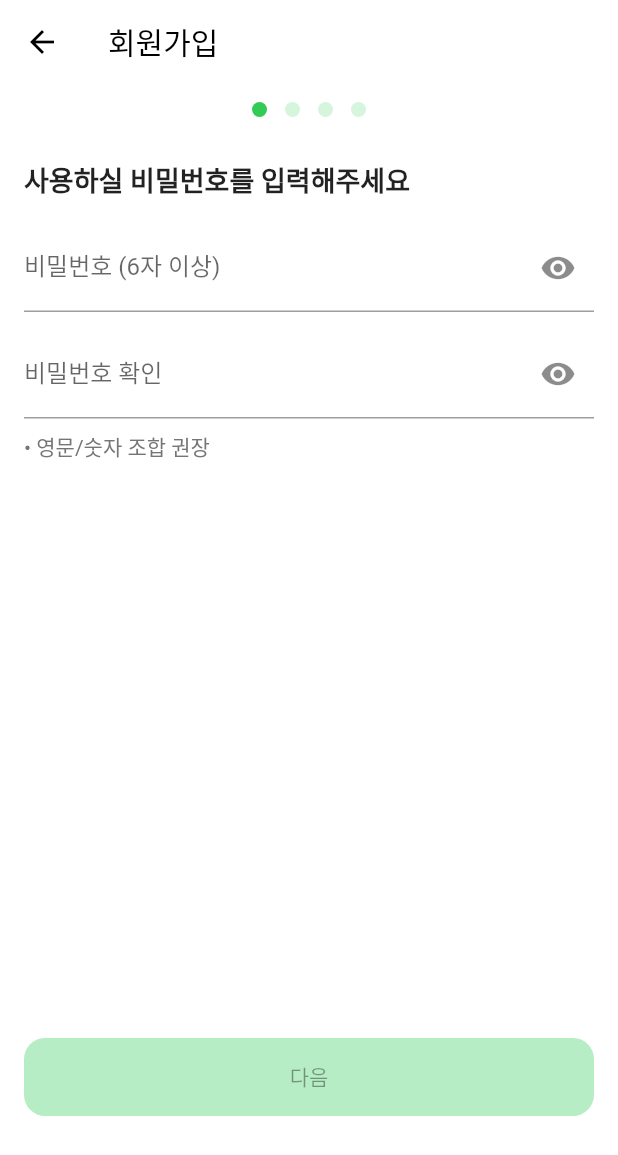
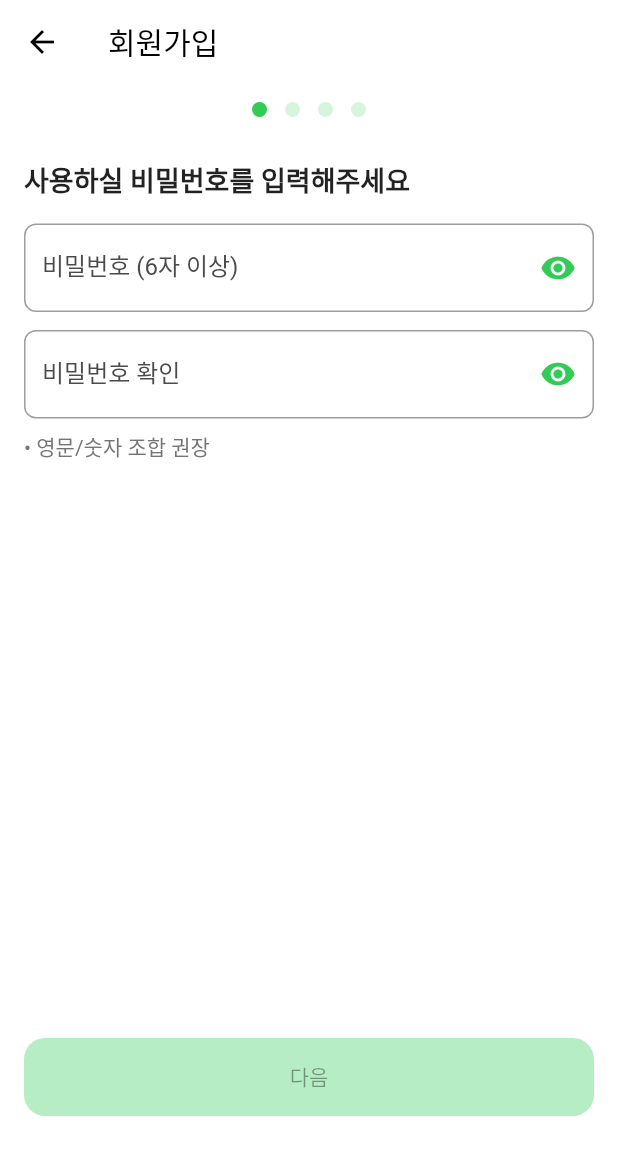
Before and after one commit to FitHouse/FitHouse-FE, a Flutter app: the SignupWizardScreen screen opened directly, swiped to page 3, on a phone screen of 412 x 824 dp. Shown: the top 1155 px of the screen. Run offline on Flutter 3.47's test engine with Material 3 defaults, Android fonts, the phone set to English and light mode, and no system bars; our stand-ins replace firebase_auth, firebase_core, google_fonts, image_picker, video_player; accounts and stored records are empty; generated files the repository leaves out were written again; network calls fail; Roboto replaces fonts that are missing (PyeojinGothic).

Commit message:
[FEAT] 회원가입 로그인 UI 수정

```diff
--- a/lib/screens/auth/login_screen.dart
+++ b/lib/screens/auth/login_screen.dart
@@ -140,6 +140,8 @@ class _LoginScreenState extends State<LoginScreen> {
                         cursorColor: buttonGreen, // <-- 커서도 초록
                         decoration: InputDecoration(
                           labelText: '이메일 주소',
+                          labelStyle: TextStyle(color: Color(0xFF4B4B4B)),
+                          floatingLabelStyle: TextStyle(color: buttonGreen),
                           filled: true,
                           fillColor: Colors.grey.shade50,
                           border: _roundedBorder(grey),
@@ -166,6 +168,8 @@ class _LoginScreenState extends State<LoginScreen> {
                         cursorColor: buttonGreen,
                         decoration: InputDecoration(
                           labelText: '비밀번호',
+                          labelStyle: TextStyle(color: Color(0xFF4B4B4B)),
+                          floatingLabelStyle: TextStyle(color: buttonGreen),
                           filled: true,
                           fillColor: Colors.grey.shade50,
                           border: _roundedBorder(grey),
@@ -178,6 +182,7 @@ class _LoginScreenState extends State<LoginScreen> {
                           suffixIcon: IconButton(
                             icon: Icon(
                               _showPw ? Icons.visibility_off : Icons.visibility,
+                              color: buttonGreen,
                             ),
                             onPressed: () =>
                                 setState(() => _showPw = !_showPw),
--- a/lib/screens/auth/signup_screen.dart
+++ b/lib/screens/auth/signup_screen.dart
@@ -368,13 +368,25 @@ class _SignupWizardScreenState extends State<SignupWizardScreen> {
       child: Column(
         crossAxisAlignment: CrossAxisAlignment.start,
         children: [
-          const Text('이메일을 입력해주세요',
-              style: TextStyle(fontSize: 18, fontWeight: FontWeight.w600)),
+          const Text(
+            '이메일을 입력해주세요',
+            style: TextStyle(fontSize: 18, fontWeight: FontWeight.w600),
+          ),
           const SizedBox(height: 16),
           TextFormField(
             controller: _email,
             keyboardType: TextInputType.emailAddress,
-            decoration: const InputDecoration(labelText: '이메일 주소'),
+            cursorColor: buttonGreen,
+            decoration: InputDecoration(
+              labelText: '이메일 주소',
+              labelStyle: const TextStyle(color: Color(0xFF4B4B4B)), // 기본 회색
+              floatingLabelStyle: TextStyle(color: buttonGreen),      // 포커스 시 초록
+              border: OutlineInputBorder(borderRadius: BorderRadius.circular(8)),
+              focusedBorder: OutlineInputBorder(
+                borderRadius: BorderRadius.circular(8),
+                borderSide: BorderSide(color: buttonGreen),
+              ),
+            ),
             validator: _validateEmail,
             textInputAction: TextInputAction.done,
             onFieldSubmitted: (_) => _next(),
@@ -384,47 +396,82 @@ class _SignupWizardScreenState extends State<SignupWizardScreen> {
     );
   }
 
+
   Widget _stepPassword() {
     return Form(
       key: _formPw,
       child: Column(
         crossAxisAlignment: CrossAxisAlignment.start,
         children: [
-          const Text('사용하실 비밀번호를 입력해주세요',
-              style: TextStyle(fontSize: 18, fontWeight: FontWeight.w600)),
+          const Text(
+            '사용하실 비밀번호를 입력해주세요',
+            style: TextStyle(fontSize: 18, fontWeight: FontWeight.w600),
+          ),
           const SizedBox(height: 16),
+
+          // 비밀번호
           TextFormField(
             controller: _pw,
             obscureText: !_showPw,
+            cursorColor: buttonGreen,
             decoration: InputDecoration(
               labelText: '비밀번호 (6자 이상)',
+              labelStyle: const TextStyle(color: Color(0xFF4B4B4B)),
+              floatingLabelStyle: TextStyle(color: buttonGreen),
+              border: OutlineInputBorder(borderRadius: BorderRadius.circular(8)),
+              focusedBorder: OutlineInputBorder(
+                borderRadius: BorderRadius.circular(8),
+                borderSide: BorderSide(color: buttonGreen),
+              ),
               suffixIcon: IconButton(
-                icon:
-                Icon(_showPw ? Icons.visibility_off : Icons.visibility),
+                icon: Icon(
+                  _showPw ? Icons.visibility_off : Icons.visibility,
+                  color: buttonGreen,
+                ),
                 onPressed: () => setState(() => _showPw = !_showPw),
+                tooltip: _showPw ? '비밀번호 숨기기' : '비밀번호 보기',
               ),
             ),
             validator: _validatePw,
             onFieldSubmitted: (_) => _next(),
           ),
+
           const SizedBox(height: 12),
+
+          // 비밀번호 확인
           TextFormField(
             controller: _pw2,
             obscureText: !_showPw2,
+            cursorColor: buttonGreen,
             decoration: InputDecoration(
               labelText: '비밀번호 확인',
+              labelStyle: const TextStyle(color: Color(0xFF4B4B4B)),
+              floatingLabelStyle: TextStyle(color: buttonGreen),
+              border: OutlineInputBorder(borderRadius: BorderRadius.circular(8)),
+              focusedBorder: OutlineInputBorder(
+                borderRadius: BorderRadius.circular(8),
+                borderSide: BorderSide(color: buttonGreen),
+              ),
               suffixIcon: IconButton(
-                icon:
-                Icon(_showPw2 ? Icons.visibility_off : Icons.visibility),
+                icon: Icon(
+                  _showPw2 ? Icons.visibility_off : Icons.visibility,
+                  color: buttonGreen,
+                ),
                 onPressed: () => setState(() => _showPw2 = !_showPw2),
+                tooltip: _showPw2 ? '비밀번호 숨기기' : '비밀번호 보기',
               ),
             ),
             validator: _validatePw2,
             onFieldSubmitted: (_) => _next(),
           ),
+
           const SizedBox(height: 8),
-          Text('• 영문/숫자 조합 권장',
-              style: TextStyle(color: Colors.grey.shade600)),
+
+          // 안내 문구
+          Text(
+            '• 영문/숫자 조합 권장',
+            style: TextStyle(color: Colors.grey.shade600),
+          ),
         ],
       ),
     );
@@ -462,7 +509,7 @@ class _SignupWizardScreenState extends State<SignupWizardScreen> {
                     child: Container(
                       padding: const EdgeInsets.all(4),
                       decoration: BoxDecoration(
-                        color: Theme.of(context).colorScheme.primary,
+                        color: buttonGreen,
                         shape: BoxShape.circle,
                       ),
                       child:
@@ -474,16 +521,23 @@ class _SignupWizardScreenState extends State<SignupWizardScreen> {
             ),
             const SizedBox(height: 24),
 
-            // 닉네임 (2~30자, 한글 허용, 카운터 (0/30))
+            // 닉네임
             TextFormField(
               controller: _name,
               keyboardType: TextInputType.name,
-              decoration: const InputDecoration(
+              cursorColor: buttonGreen,
+              decoration: InputDecoration(
                 labelText: '닉네임',
                 counterText: '',
+                labelStyle: const TextStyle(color: Color(0xFF4B4B4B)),
+                floatingLabelStyle: TextStyle(color: buttonGreen),
+                border: OutlineInputBorder(borderRadius: BorderRadius.circular(8)),
+                focusedBorder: OutlineInputBorder(
+                  borderRadius: BorderRadius.circular(8),
+                  borderSide: BorderSide(color: buttonGreen),
+                ),
               ),
               inputFormatters: [
-                // 한글(자모/완성), 영문/숫자/._- 허용
                 FilteringTextInputFormatter.allow(
                   RegExp(r'[a-zA-Z0-9\u1100-\u11FF\u3130-\u318F\uAC00-\uD7A3._-]'),
                 ),
@@ -494,6 +548,7 @@ class _SignupWizardScreenState extends State<SignupWizardScreen> {
               onChanged: (_) => setState(() {}),
               validator: _validateName,
             ),
+
             const SizedBox(height: 6),
             Row(
               children: [
@@ -581,31 +636,62 @@ class _SignupWizardScreenState extends State<SignupWizardScreen> {
                   setState(() => _birthdate = date);
                 }
               },
+              cursorColor: buttonGreen,
               decoration: InputDecoration(
                 labelText: '생일',
-                suffixIcon: const Icon(Icons.calendar_today),
+                labelStyle: const TextStyle(color: Color(0xFF4B4B4B)),
+                floatingLabelStyle: TextStyle(color: buttonGreen),
+                suffixIcon: const Icon(Icons.calendar_today, color: buttonGreen),
+                border: OutlineInputBorder(borderRadius: BorderRadius.circular(8)),
+                focusedBorder: OutlineInputBorder(
+                  borderRadius: BorderRadius.circular(8),
+                  borderSide: BorderSide(color: buttonGreen),
+                ),
                 hintText: _birthdate != null
                     ? DateFormat('yyyy-MM-dd').format(_birthdate!)
                     : '선택해주세요',
               ),
             ),
+
             const SizedBox(height: 16),
 
             // 키/몸무게
             TextFormField(
               controller: _height,
               keyboardType: TextInputType.number,
-              decoration: const InputDecoration(labelText: '키 (cm)'),
+              cursorColor: buttonGreen,
+              decoration: InputDecoration(
+                labelText: '키 (cm)',
+                labelStyle: const TextStyle(color: Color(0xFF4B4B4B)),
+                floatingLabelStyle: TextStyle(color: buttonGreen),
+                border: OutlineInputBorder(borderRadius: BorderRadius.circular(8)),
+                focusedBorder: OutlineInputBorder(
+                  borderRadius: BorderRadius.circular(8),
+                  borderSide: BorderSide(color: buttonGreen),
+                ),
+              ),
               validator: _validateHeight,
             ),
+
             const SizedBox(height: 16),
             TextFormField(
               controller: _weight,
               keyboardType: TextInputType.number,
-              decoration: const InputDecoration(labelText: '몸무게 (kg)'),
+              cursorColor: buttonGreen,
+              decoration: InputDecoration(
+                labelText: '몸무게 (kg)',
+                labelStyle: const TextStyle(color: Color(0xFF4B4B4B)),
+                floatingLabelStyle: TextStyle(color: buttonGreen),
+                border: OutlineInputBorder(borderRadius: BorderRadius.circular(8)),
+                focusedBorder: OutlineInputBorder(
+                  borderRadius: BorderRadius.circular(8),
+                  borderSide: BorderSide(color: buttonGreen),
+                ),
+              ),
               validator: _validateWeight,
               onFieldSubmitted: (_) => _next(),
             ),
+
           ],
         ),
       ),
```
Also changed, not shown: pubspec.lock.
